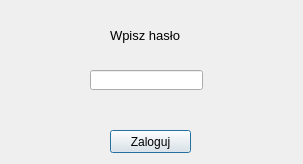
First picture: the form in dialog.ui, repository JulitaSlusarczyk/Password-Manager, before the edit.
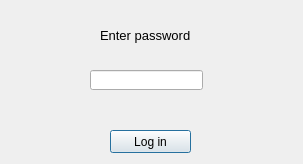
Second picture: the form after the edit.

Patch:
```diff
--- a/dialog.ui
+++ b/dialog.ui
@@ -16,9 +16,9 @@
   <widget class="QLabel" name="napis">
    <property name="geometry">
     <rect>
-     <x>110</x>
+     <x>100</x>
      <y>20</y>
-     <width>81</width>
+     <width>101</width>
      <height>31</height>
     </rect>
    </property>
@@ -28,7 +28,7 @@
     </font>
    </property>
    <property name="text">
-    <string>Wpisz hasło</string>
+    <string>Enter password</string>
    </property>
   </widget>
   <widget class="QLineEdit" name="podaj_haslo">
@@ -51,7 +51,7 @@
     </rect>
    </property>
    <property name="text">
-    <string>Zaloguj</string>
+    <string>Log in</string>
    </property>
   </widget>
   <widget class="QLabel" name="zle_haslo">
```
Left out of the diff: 8 changed lines with no effect on the pictures.
